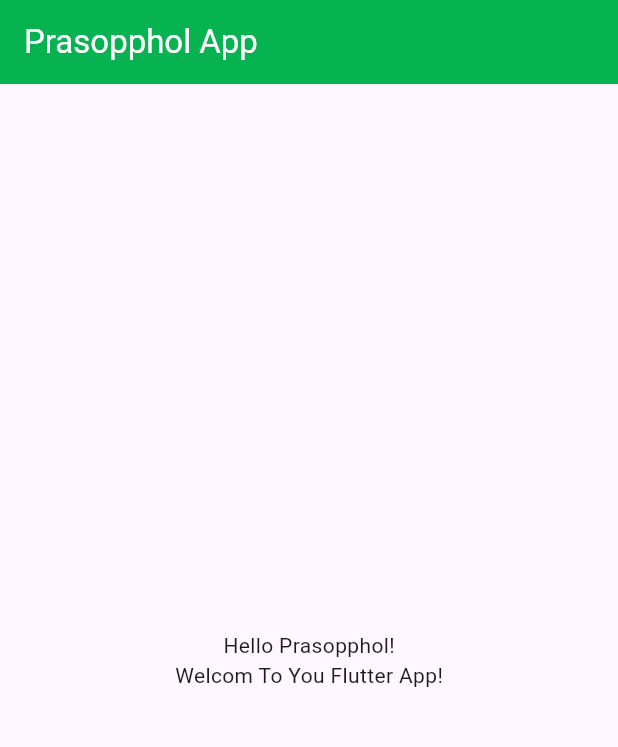
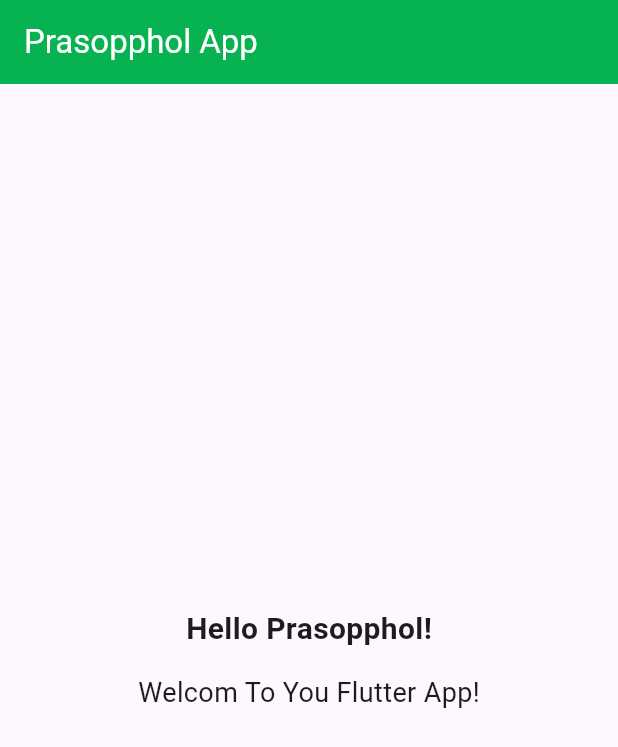
Before and after one commit to Cha-Khiao/flutter_empty_app, a Flutter app: the screen it shows after launch, on a phone screen of 412 x 824 dp. Shown: the top 747 px of the screen. Run offline on Flutter 3.47's test engine with Material 3 defaults, Android fonts, the phone set to English and light mode, and no system bars.

```diff
--- a/lib/my_home_page.dart
+++ b/lib/my_home_page.dart
@@ -16,8 +16,9 @@ class _MyHomePageState extends State<MyHomePage> {
         child: Column(
           mainAxisAlignment: MainAxisAlignment.center,
           children: [
-            Text("Hello Prasopphol!"),
-            Text("Welcom To You Flutter App!")
+            Text("Hello Prasopphol!", style: TextStyle(fontSize: 20, fontWeight: FontWeight.bold),),
+            SizedBox(height: 15,),
+            Text("Welcom To You Flutter App!", style: TextStyle(fontSize: 18),)
           ],
         ),
       ),
```
